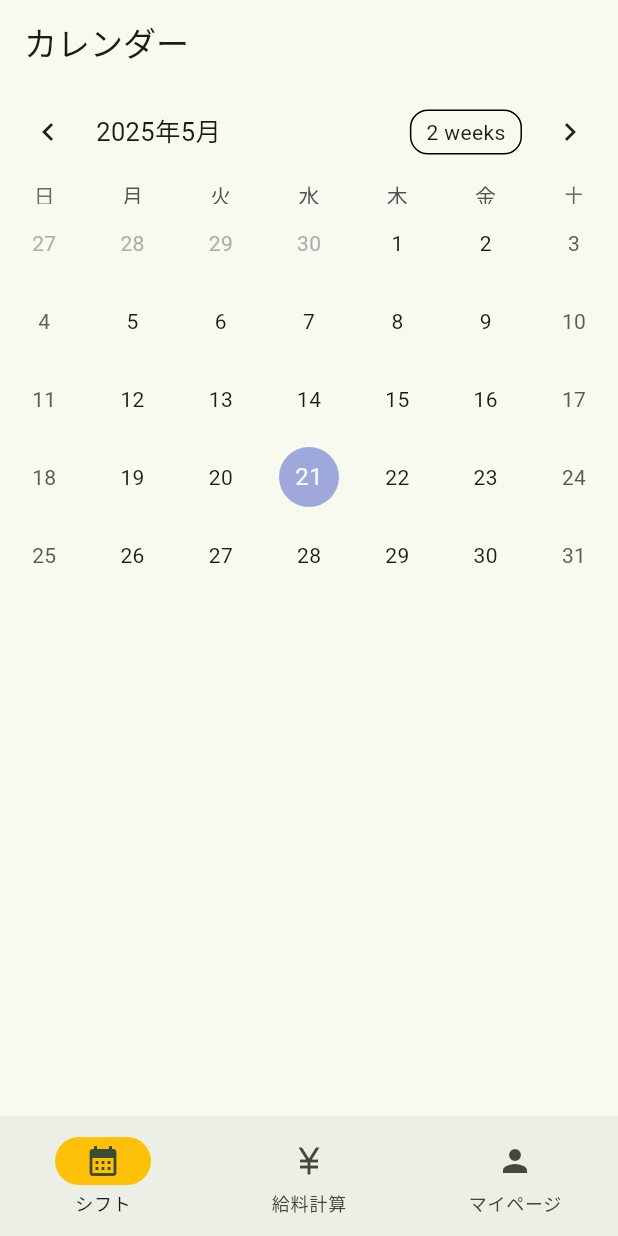
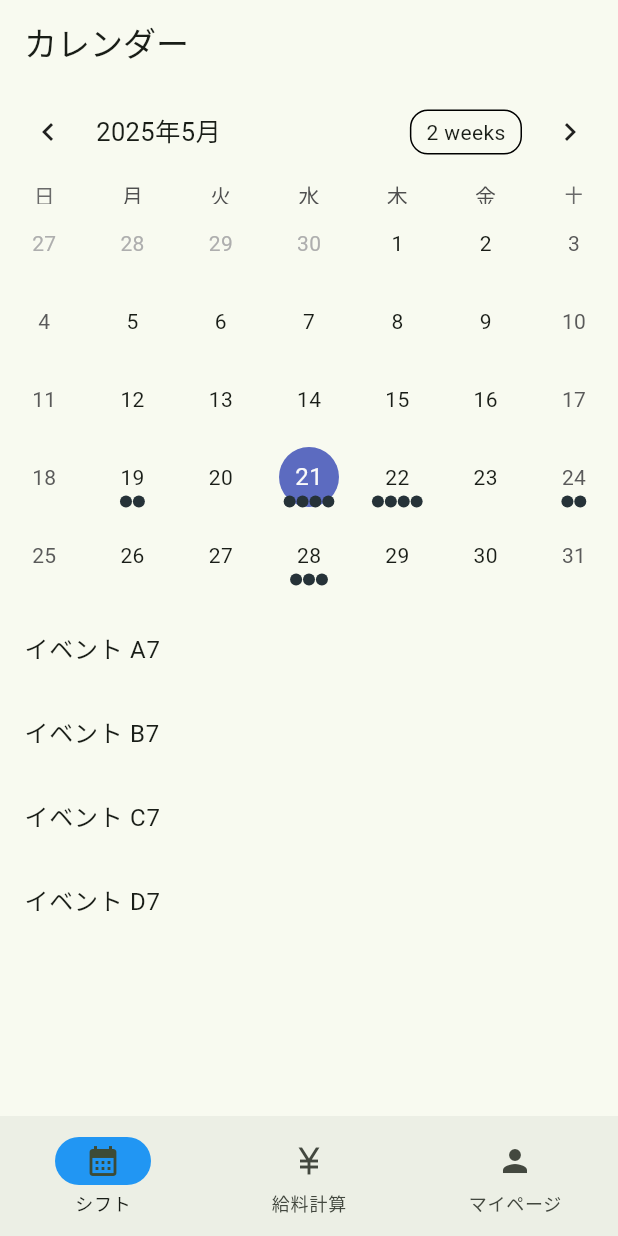
Before and after one commit to KotaWata223/flutter_application, a Flutter app: the screen it shows after launch, on a phone screen of 412 x 824 dp. Run offline on Flutter 3.47's test engine with Material 3 defaults, Android fonts, the phone set to English and light mode, and no system bars; drawn by our look-alikes of table_calendar.

Commit message:
日付をクリックしたら登録したイベントを表示する

```diff
--- a/lib/main.dart
+++ b/lib/main.dart
@@ -1,6 +1,5 @@
 import 'package:flutter/material.dart';
 import 'src/app.dart';
-import 'package:flutter_application_2/src/screens/HomePage.dart';
 import 'package:flutter_localizations/flutter_localizations.dart';
 
 
--- a/lib/src/app.dart
+++ b/lib/src/app.dart
@@ -52,7 +52,7 @@
           });
         },
         // 選択されているタブの色（公式サイトのまま黄色）
-        indicatorColor: Colors.amber,
+        indicatorColor: Colors.blue,
         // 選択されたタブの設定（設定しないと画面は切り替わってもタブの色は変わらないです）
         selectedIndex: _selectedIndex,
         // タブ自体の設定（必須項目のため、書かないとエラーになります）
--- a/lib/src/screens/HomePage.dart
+++ b/lib/src/screens/HomePage.dart
@@ -1,6 +1,6 @@
 import 'package:flutter/material.dart';
-import 'package:intl/date_symbol_data_local.dart';
-import 'package:table_calendar/table_calendar.dart';  // Import intl package
+import 'dart:collection';
+import 'package:table_calendar/table_calendar.dart';
 
 class HomePage extends StatefulWidget {
   const HomePage({super.key});
@@ -9,32 +9,88 @@
 }
 
 class _HomePageState extends State<HomePage> {
+  CalendarFormat _calendarFormat = CalendarFormat.month;
   DateTime _focusedDay = DateTime.now();
   DateTime? _selectedDay;
+  Map<DateTime, List> _eventsList = {};
+
+  int getHashCode(DateTime key) {
+    return key.day * 1000000 + key.month * 10000 + key.year;
+  }
+
+  @override
+  void initState() {
+    super.initState();
+    _selectedDay = _focusedDay;
+
+    // サンプルイベントデータ
+    _eventsList = {
+      DateTime.now().subtract(const Duration(days: 2)): ['イベント A6', 'イベント B6'],
+      DateTime.now(): ['イベント A7', 'イベント B7', 'イベント C7', 'イベント D7'],
+      DateTime.now().add(const Duration(days: 1)): [
+        'イベント A8',
+        'イベント B8',
+        'イベント C8',
+        'イベント D8'
+      ],
+      DateTime.now().add(const Duration(days: 3)):
+          Set.from(['イベント A9', 'イベント A9', 'イベント B9']).toList(),
+      DateTime.now().add(const Duration(days: 7)): [
+        'イベント A10',
+        'イベント B10',
+        'イベント C10'
+      ],
+    };
+  }
 
   @override
   Widget build(BuildContext context) {
+    final _events = LinkedHashMap<DateTime, List>(
+      equals: isSameDay,
+      hashCode: getHashCode,
+    )..addAll(_eventsList);
+
+    List getEventForDay(DateTime day) {
+      return _events[day] ?? [];
+    }
+
     return Scaffold(
       appBar: AppBar(
-        title: Text('カレンダー'),
+        title: const Text('カレンダー'),
       ),
       body: Column(
         children: [
           TableCalendar(
-            firstDay: DateTime.utc(2000, 1, 1),
-            lastDay: DateTime.utc(2100, 12, 31),
+            locale: 'ja_JP',
+            firstDay: DateTime.utc(2020, 1, 1),
+            lastDay: DateTime.utc(2030, 12, 31),
             focusedDay: _focusedDay,
-            selectedDayPredicate: (day) {
-              return isSameDay(_selectedDay, day);
+            calendarFormat: _calendarFormat,
+            selectedDayPredicate: (day) => isSameDay(_selectedDay, day),
+            onDaySelected: (selectedDay, focusedDay) {
+              if (!isSameDay(_selectedDay, selectedDay)) {
+                setState(() {
+                  _selectedDay = selectedDay;
+                  _focusedDay = focusedDay;
+                });
+              }
             },
-            onDaySelected: (selectedDay, focusedDay) {
-              setState(() {
-                _selectedDay = selectedDay;
-                _focusedDay = focusedDay;
-              });
+            onFormatChanged: (format) {
+              if (_calendarFormat != format) {
+                setState(() {
+                  _calendarFormat = format;
+                });
+              }
             },
-            locale: 'ja_JP',
+            onPageChanged: (focusedDay) {
+              _focusedDay = focusedDay;
+            },
+            eventLoader: getEventForDay,
           ),
+          const SizedBox(height: 8),
+          ...getEventForDay(_selectedDay ?? DateTime.now()).map((event) => ListTile(
+                title: Text(event.toString()),
+              )),
         ],
       ),
     );
```
